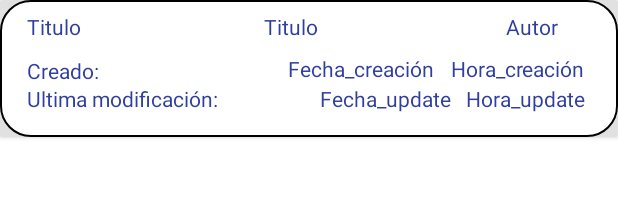
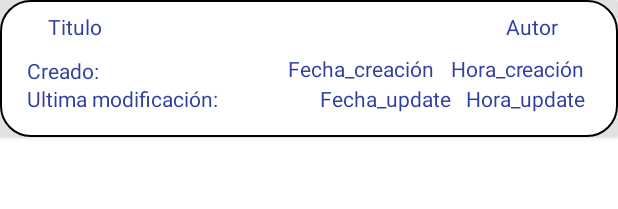
Before and after one commit to nelagalvez1984/AppIncarlopsa, an Android app: the layout cabecera.xml on its own in the app's theme, with its tools: preview values and no code run, on a phone screen of 412 x 824 dp. Shown: the top 209 px of the screen. Run offline under Robolectric (Android 15) with nearby library versions, the light colour scheme and no system bars.

Commit message:
Cambios diversos. Rama chat completa. Topic publicacion.

```diff
--- a/app/src/main/java/incarlopsa/com/appincarlopsa/DAOPublicacion.java
+++ b/app/src/main/java/incarlopsa/com/appincarlopsa/DAOPublicacion.java
@@ -101,7 +101,6 @@ public class DAOPublicacion extends DAOBase implements IDAO, ICodigos {
             resultadoMultiple = super.read(filtro);
         }else{
             auxPublicacion = (Publicacion)filtro;
-            ArrayList<DataBaseItem> publicacion = null;
             //1.- Leemos la comentario
             resultadoMultiple = super.read(filtro);
             if (resultadoMultiple.size()>0){
@@ -120,8 +119,8 @@ public class DAOPublicacion extends DAOBase implements IDAO, ICodigos {
                 adjuntos.addAll(daoAdjunto.read(auxAdjunto));
 
                 //4.- Ensamblaje
-                ((Publicacion)publicacion.get(0)).setComentarios(comentarios); //Meterle los comentarios
-                ((Publicacion)publicacion.get(0)).setAdjuntos(adjuntos); //Meterle los adjuntos
+                ((Publicacion)resultadoMultiple.get(0)).setComentarios(comentarios); //Meterle los comentarios
+                ((Publicacion)resultadoMultiple.get(0)).setAdjuntos(adjuntos); //Meterle los adjuntos
             }
         }
         //5.- Devolver la comentario o LOS topic
--- a/app/src/main/java/incarlopsa/com/appincarlopsa/VGeneral.java
+++ b/app/src/main/java/incarlopsa/com/appincarlopsa/VGeneral.java
@@ -54,6 +54,7 @@ public class VGeneral extends AppCompatActivity implements IVista, ICodigos {
             if (resultados.size()>0){
                 Usuario u = (Usuario)resultados.get(0);
                 credenciales.setIdUsuario(u.getIdUsuario());
+                credenciales.setNombre(u.getNombre());
                 credenciales.setApellidos(u.getApellidos());
                 credenciales.setDni(u.getDni());
                 credenciales.setFotoBytes(u.getFoto());
--- a/app/src/main/res/layout/cabecera.xml
+++ b/app/src/main/res/layout/cabecera.xml
@@ -29,24 +29,6 @@
             app:layout_constraintStart_toStartOf="parent"
             app:layout_constraintTop_toTopOf="parent"
             app:layout_constraintVertical_bias="0.833"
-            tools:ignore="MissingConstraints,RtlHardcoded" />
-
-        <TextView
-            android:id="@+id/lblChatTitulo"
-            android:layout_width="wrap_content"
-            android:layout_height="wrap_content"
-            android:layout_marginBottom="8dp"
-            android:layout_marginEnd="8dp"
-            android:layout_marginStart="2dp"
-            android:gravity="left|center"
-            android:text="Titulo"
-            android:textColor="@color/colorPrimaryDark"
-            app:layout_constraintBottom_toBottomOf="parent"
-            app:layout_constraintEnd_toEndOf="parent"
-            app:layout_constraintHorizontal_bias="0.0"
-            app:layout_constraintStart_toStartOf="parent"
-            app:layout_constraintTop_toTopOf="parent"
-            app:layout_constraintVertical_bias="0.0"
             tools:ignore="MissingConstraints,RtlHardcoded" />
 
         <TextView
@@ -151,19 +133,19 @@
 
         <TextView
             android:id="@+id/editCabeceraChatTitulo"
-            android:layout_width="wrap_content"
+            android:layout_width="0dp"
             android:layout_height="wrap_content"
             android:layout_marginBottom="8dp"
             android:layout_marginEnd="8dp"
-            android:layout_marginStart="8dp"
+            android:layout_marginStart="16dp"
             android:text="Titulo"
             android:textColor="@color/colorPrimaryDark"
             app:layout_constraintBottom_toBottomOf="parent"
             app:layout_constraintEnd_toStartOf="@+id/editCabeceraChatAutor"
-            app:layout_constraintHorizontal_bias="0.492"
-            app:layout_constraintStart_toEndOf="@+id/lblChatTitulo"
+            app:layout_constraintHorizontal_bias="0.0"
+            app:layout_constraintStart_toStartOf="parent"
             app:layout_constraintTop_toTopOf="parent"
-            app:layout_constraintVertical_bias="0.0" />
+            app:layout_constraintVertical_bias="0.0"/>
 
     </android.support.constraint.ConstraintLayout>
 
```
Also changed, not shown: app/src/main/java/incarlopsa/com/appincarlopsa/VPublicacion.java (+9 -7 lines), app/src/main/res/layout/comentario.xml (+43 -40 lines).
